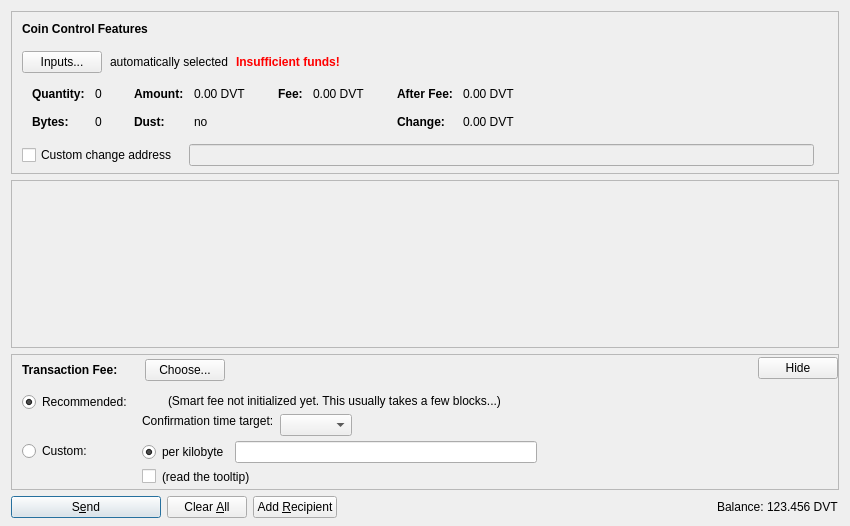
First picture: the form in src/qt/forms/sendcoinsdialog.ui, repository Bitcoin-ABC/bitcoin-abc, before the edit.
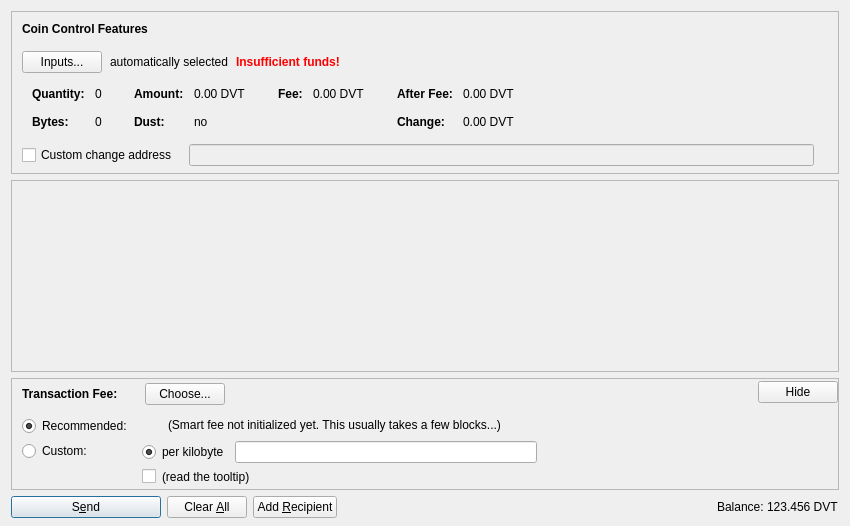
Second picture: the form after the edit. Icons and pictures are not drawn. Custom widgets are drawn as their Qt base class.

Commit message:
Removed unused confirmation target dropdown from the UI
Summary: Confirmation targets do not affect tx fees, so having this on the UI is useless at best and confusing at worst.  I'm also removing confirmation targets from txmempool::estimateFee's API in D2614, so there is no plan to use this in the future.

Test Plan:
ninja check
test_runner.py
bitcoin-qt
{F3486865}

Reviewers: deadalnix, Fabien, #bitcoin_abc

Reviewed By: Fabien, #bitcoin_abc

Subscribers: teamcity, schancel

```diff
--- a/src/qt/forms/sendcoinsdialog.ui
+++ b/src/qt/forms/sendcoinsdialog.ui
@@ -1011,67 +1011,6 @@
                  </item>
                 </layout>
                </item>
-               <item>
-                <layout class="QHBoxLayout" name="horizontalLayoutFee9">
-                 <item>
-                  <layout class="QVBoxLayout" name="verticalLayoutFee6">
-                   <item>
-                    <widget class="QLabel" name="labelSmartFee3">
-                     <property name="text">
-                      <string>Confirmation time target:</string>
-                     </property>
-                     <property name="margin">
-                      <number>2</number>
-                     </property>
-                    </widget>
-                   </item>
-                   <item>
-                    <spacer name="verticalSpacer_3">
-                     <property name="orientation">
-                      <enum>Qt::Vertical</enum>
-                     </property>
-                     <property name="sizeHint" stdset="0">
-                      <size>
-                       <width>1</width>
-                       <height>1</height>
-                      </size>
-                     </property>
-                    </spacer>
-                   </item>
-                  </layout>
-                 </item>
-                 <item>
-                  <layout class="QVBoxLayout" name="verticalLayoutFee5">
-                   <property name="rightMargin">
-                    <number>30</number>
-                   </property>
-                   <item>
-                    <layout class="QHBoxLayout" name="horizontalLayoutConfTarget">
-                     <property name="bottomMargin">
-                      <number>0</number>
-                     </property>
-                     <item>
-                      <widget class="QComboBox" name="confTargetSelector"/>
-                     </item>
-                     <item>
-                      <spacer name="horizontalSpacerConfTarget">
-                       <property name="orientation">
-                        <enum>Qt::Horizontal</enum>
-                       </property>
-                       <property name="sizeHint" stdset="0">
-                        <size>
-                         <width>40</width>
-                         <height>20</height>
-                        </size>
-                       </property>
-                      </spacer>
-                     </item>
-                    </layout>
-                   </item>
-                  </layout>
-                 </item>
-                </layout>
-               </item>
                <item>
                 <spacer name="verticalSpacer_4">
                  <property name="orientation">
```
The commit also changes 1 other file.
